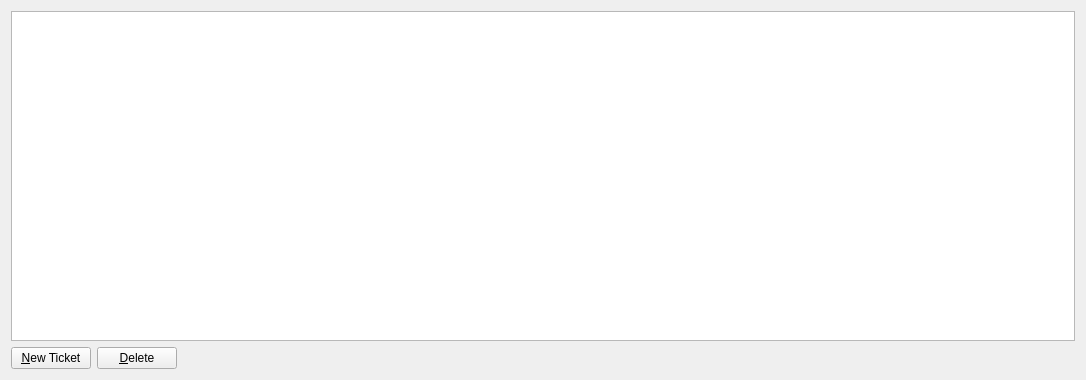
First picture: the form in src/qt/forms/ticketpage.ui, repository smileycoin/smileyCoin, before the edit.
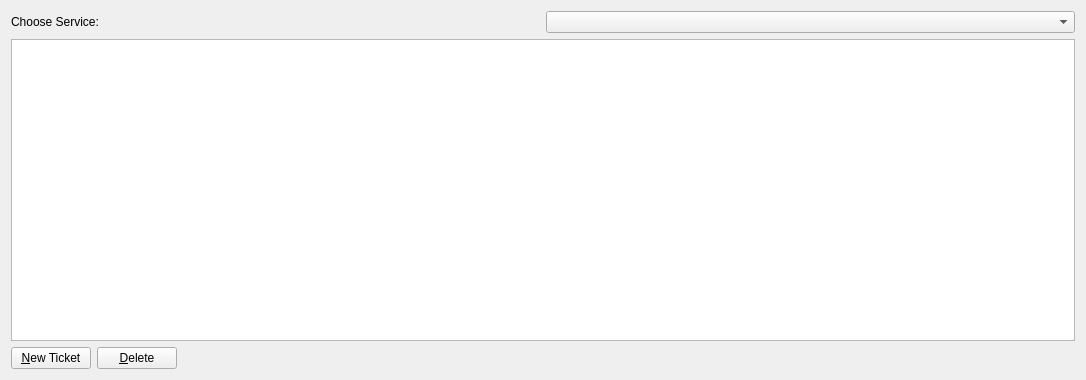
Second picture: the form after the edit. Icons and pictures are not drawn.

Commit message: Delete ticket + gui setup

What changed in the file:
```diff
--- a/src/qt/forms/ticketpage.ui
+++ b/src/qt/forms/ticketpage.ui
@@ -14,6 +14,27 @@
             <string>Ticket Page</string>
         </property>
         <layout class="QVBoxLayout" name="verticalLayout">
+            <item>
+                <layout class="QHBoxLayout" name="horizontalLayout">
+                    <item>
+                        <widget class="QLabel" name="serviceLabel">
+                            <property name="text">
+                                <string>Choose Service:</string>
+                            </property>
+                            <property name="alignment">
+                                <set>Qt::AlignLeading|Qt::AlignLeft|Qt::AlignVCenter</set>
+                            </property>
+                        </widget>
+                    </item>
+                    <item>
+                        <widget class="QComboBox" name="ticketService">
+                            <property name="toolTip">
+                                <string>Choose the ticket service</string>
+                            </property>
+                        </widget>
+                    </item>
+                </layout>
+            </item>
             <item>
                 <widget class="QTableView" name="tableView">
                     <property name="font">
```
Left out of the diff: 3 changed lines with no effect on the pictures. The commit also changes 14 other files.
